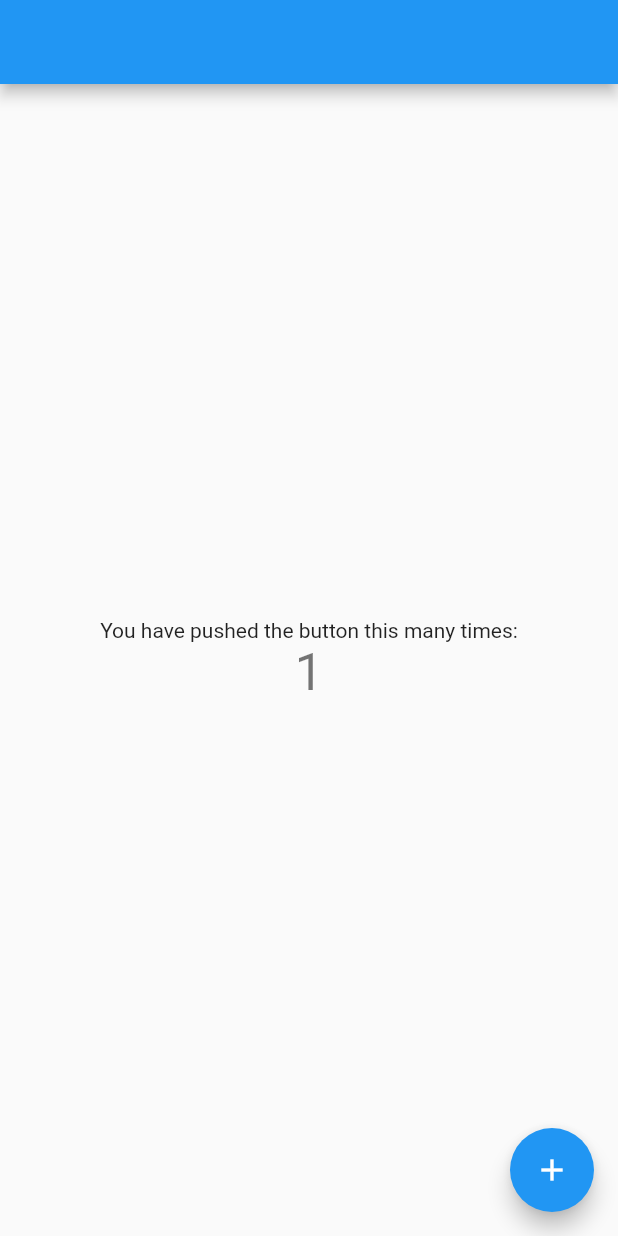
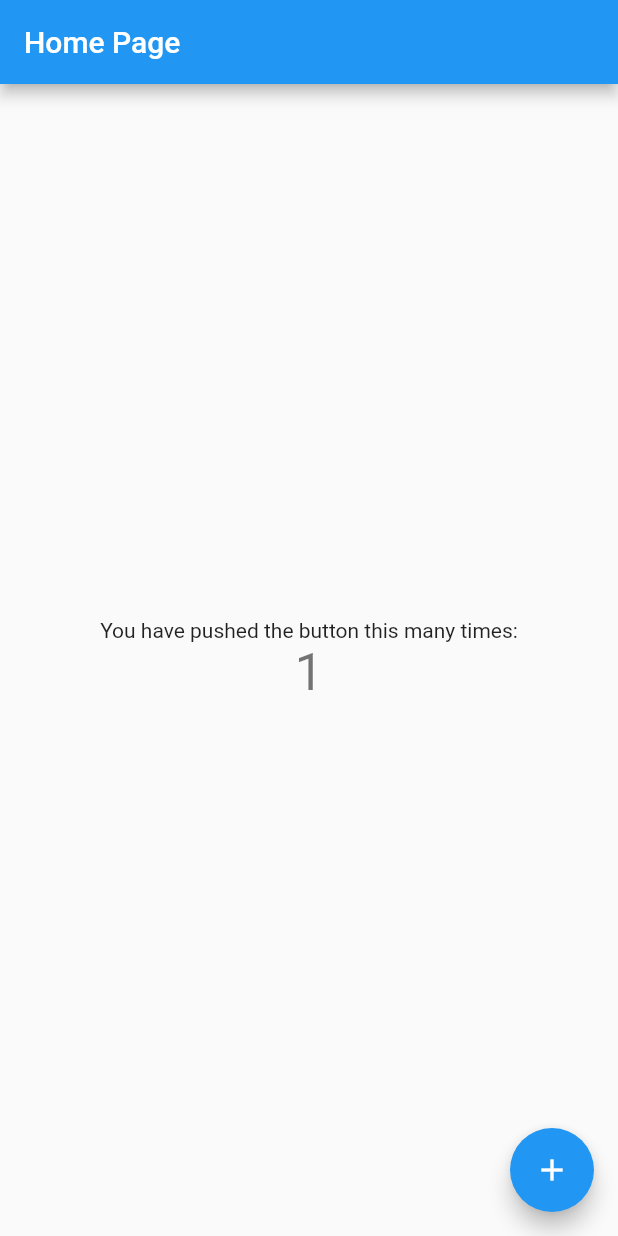
Before and after one commit to Robertrodrigues000/pai-de-pet, a Flutter app: the screen it shows after launch, after a tap on the "add" icon, on a phone screen of 412 x 824 dp. Run offline on Flutter 3.47's test engine with Material 2 defaults, Android fonts, the phone set to English and light mode, and no system bars; our stand-ins replace flutter_modular.

Commit message:
Arruma título

```diff
--- a/lib/core/app_module.dart
+++ b/lib/core/app_module.dart
@@ -10,9 +10,7 @@ class AppModule extends Module {
   List<ModularRoute> get routes => [
         ChildRoute(
           '/',
-          child: (context, args) => const HomePage(
-            title: '',
-          ),
+          child: (context, args) => const HomePage(),
         ),
       ];
 }
--- a/lib/main.dart
+++ b/lib/main.dart
@@ -3,9 +3,6 @@ import 'package:flutter_modular/flutter_modular.dart';
 
 import 'core/app_module.dart';
 
-// void main() {
-//   runApp(const MyApp());
-// }
 void main() => runApp(
       ModularApp(
         module: AppModule(),
@@ -19,7 +16,7 @@ class AppWidget extends StatelessWidget {
   @override
   Widget build(BuildContext context) {
     return MaterialApp.router(
-      title: 'My Smart App',
+      title: 'Template App',
       theme: ThemeData(primarySwatch: Colors.blue),
       routeInformationParser: Modular.routeInformationParser,
       routerDelegate: Modular.routerDelegate,
--- a/lib/presenter/pages/home/home_page.dart
+++ b/lib/presenter/pages/home/home_page.dart
@@ -4,15 +4,13 @@ import 'package:rickandmorty/presenter/pages/home/home_controller.dart';
 import '../../../core/app_controller.dart';
 
 class HomePage extends StatefulWidget {
-  const HomePage({super.key, this.title = 'AppName'});
-
-  final String title;
+  const HomePage({super.key});
 
   @override
   State<HomePage> createState() => _HomePageState();
 }
 
-class _HomePageState extends AppController<HomePage , HomeController> {
+class _HomePageState extends AppController<HomePage, HomeController> {
   @override
   HomeController createController() => HomeController();
 
@@ -20,7 +18,7 @@ class _HomePageState extends AppController<HomePage , HomeController> {
   Widget build(BuildContext context) {
     return Scaffold(
       appBar: AppBar(
-        title: Text(widget.title),
+        title: const Text('Home Page'),
       ),
       body: Center(
         child: Column(
@@ -43,6 +41,4 @@ class _HomePageState extends AppController<HomePage , HomeController> {
       ),
     );
   }
-
-
 }
```
